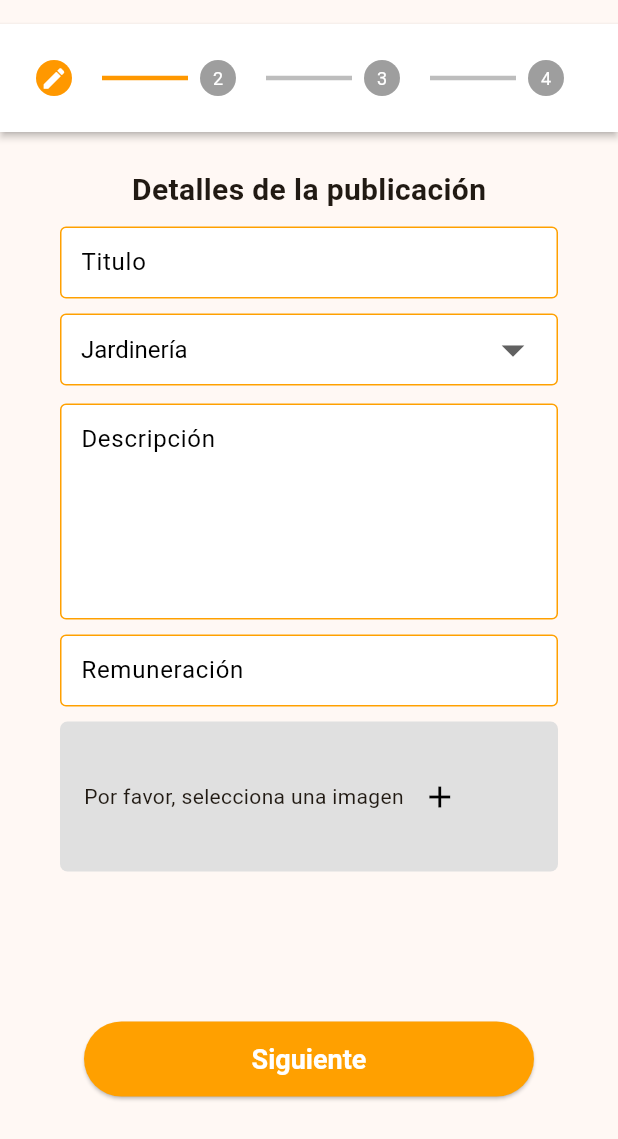
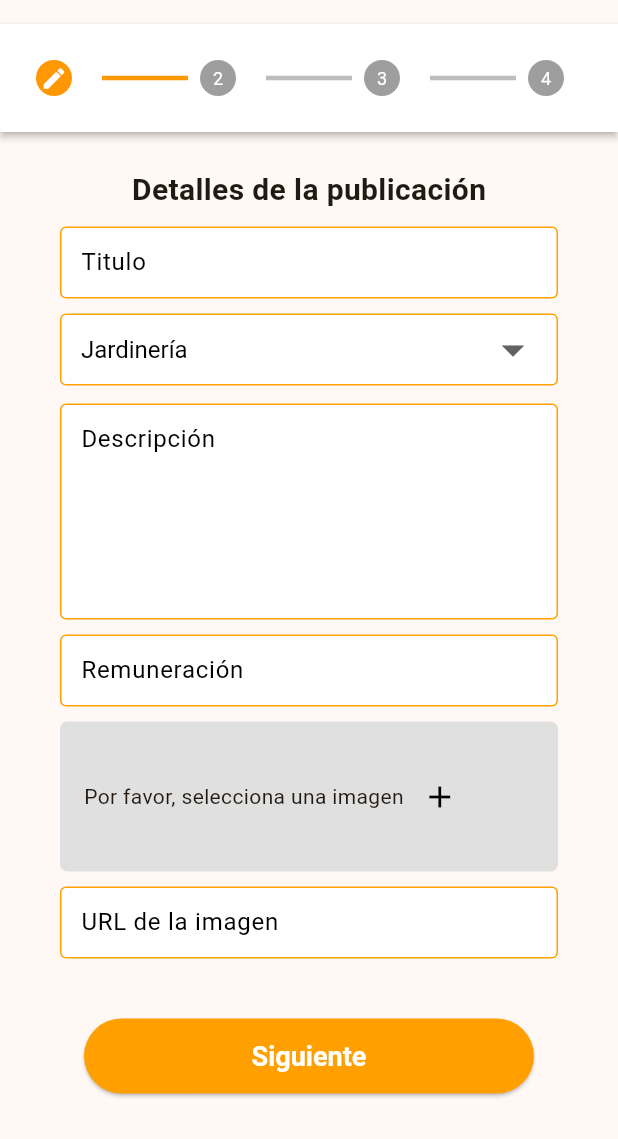
Before and after one commit to Aplicaciones-Moviles-WX61-Group-3/ChambeaPeApp, a Flutter app: the PostCreationWidget screen opened directly, on a phone screen of 412 x 824 dp. Shown: the top 1139 px of the screen. Run offline on Flutter 3.47's test engine with Material 3 defaults, Android fonts, the phone set to English and light mode, and no system bars; our stand-ins replace image_picker.

Commit message:
feat: add post creation model and service

```diff
--- /dev/null
+++ b/lib/model/Post.dart
@@ -0,0 +1,31 @@
+class Post{
+  String title;
+  String description;
+  String subtitle;
+  String imgUrl;
+
+  Post({
+    required this.title,
+    required this.description,
+    required this.subtitle,
+    required this.imgUrl
+  });
+
+  factory Post.fromJson(Map<String, dynamic> json){
+    return Post(
+      title: json['title'],
+      description: json['description'],
+      subtitle: json['subtitle'],
+      imgUrl: json['imgUrl']
+    );
+  }
+
+  Map<String, dynamic> toJson(){
+    return {
+      'title': title,
+      'description': description,
+      'subtitle': subtitle,
+      'imgUrl': imgUrl
+    };
+  }
+}
--- a/lib/modules/3_posts/post_creation_widget.dart
+++ b/lib/modules/3_posts/post_creation_widget.dart
@@ -1,7 +1,15 @@
 import 'dart:io';
 
+import 'package:chambeape/model/Post.dart';
+import 'package:chambeape/services/posts/post_service.dart';
 import 'package:flutter/material.dart';
 import 'package:image_picker/image_picker.dart';
+
+final TextEditingController titleController = TextEditingController();
+final TextEditingController descriptionController = TextEditingController();
+String dropdownCurrValue = 'Jardinería';
+//TEMPORAL
+final TextEditingController imgUrlController = TextEditingController();
 
 class PostCreationWidget extends StatefulWidget {
   const PostCreationWidget({super.key});
@@ -11,6 +19,7 @@ class PostCreationWidget extends StatefulWidget {
 }
 
 class _PostCreationWidgetState extends State<PostCreationWidget> {
+  Future<Post?>? post;
   int currStep = 0;
   final int totalSteps = 4;
 
@@ -33,7 +42,7 @@ class _PostCreationWidgetState extends State<PostCreationWidget> {
                         mainAxisAlignment: MainAxisAlignment.center,
                         children: <Widget>[
                           ElevatedButton(
-                            onPressed: details.onStepContinue,
+                            onPressed: currStep== totalSteps-1 ? createPost() : details.onStepContinue,
                             style: ElevatedButton.styleFrom(
                               backgroundColor: Colors.amber.shade700,
                               foregroundColor: Colors.white,
@@ -43,7 +52,7 @@ class _PostCreationWidgetState extends State<PostCreationWidget> {
                                 fontSize: 18,
                               )
                             ),
-                            child: const Text("Siguiente")
+                            child: currStep == totalSteps-1 ? const Text("Publicar") : const Text("Siguiente")
                             ),
                           // ElevatedButton(
                           //   onPressed: details.onStepCancel,
@@ -62,25 +71,25 @@ class _PostCreationWidgetState extends State<PostCreationWidget> {
                       Step(
                         isActive: currStep >= 0,
                         title: const SizedBox(width: 0),
-                        content: DetailsStepWidget(),
+                        content: const DetailsStepWidget(),
                         state: switchStepState(0)
                         ),
                       Step(
                         isActive: currStep >= 1,
                         title: const SizedBox(width: 0),
-                        content: LocationStepWidget(),
+                        content: const LocationStepWidget(),
                         state: switchStepState(1)
                       ),
                       Step(
                         isActive: currStep >= 2,
                         title: const SizedBox(width: 0),
-                        content: SettingsStepWidget(),
+                        content: const SettingsStepWidget(),
                         state: switchStepState(2)
                       ),
                       Step(
                         isActive: currStep >= 3,
                         title: const SizedBox(width: 0),
-                        content: ConfirmStepWidget(),
+                        content: const ConfirmStepWidget(),
                         state: switchStepState(3)
                       )
                     ],
@@ -119,6 +128,11 @@ class _PostCreationWidgetState extends State<PostCreationWidget> {
       return StepState.editing;
     }
   }
+
+  createPost() {
+    final PostService postService = PostService();
+    post = postService.createPost(titleController.text, descriptionController.text, dropdownCurrValue, imgUrlController.text);
+  }
 }
 
 class DetailsStepWidget extends StatefulWidget {
@@ -129,9 +143,8 @@ class DetailsStepWidget extends StatefulWidget {
 }
 
 class _DetailsStepWidgetState extends State<DetailsStepWidget> {
-  final TextEditingController titleController = TextEditingController();
+
   final TextEditingController retributionController = TextEditingController();
-  String dropdownCurrValue = 'Jardinería';
 
   File? selectedImage;
   Future getImage() async{
@@ -234,6 +247,7 @@ class _DetailsStepWidgetState extends State<DetailsStepWidget> {
               ),
             ),
             TextField(
+              controller: descriptionController,
               maxLines: null,
               keyboardType: TextInputType.multiline,
               minLines: 5,
@@ -300,8 +314,26 @@ class _DetailsStepWidgetState extends State<DetailsStepWidget> {
               ),
 
             ),
-              const SizedBox(height: 100,),
-              //
+              const SizedBox(height: 10,),
+              TextField(
+              controller: imgUrlController,
+              style: const TextStyle(color: Colors.black),
+              decoration: InputDecoration(
+                labelText: 'URL de la imagen',
+                labelStyle: const TextStyle(color: Colors.black),
+                contentPadding: const EdgeInsets.fromLTRB(10.0, 12.0, 10.0, 12.0),
+                border: const OutlineInputBorder(),
+                fillColor: Colors.white,
+                filled: true,
+                focusedBorder: OutlineInputBorder(
+                  borderSide: BorderSide(color: Colors.amber.shade700),
+                ),
+                enabledBorder: OutlineInputBorder(
+                  borderSide: BorderSide(color: Colors.amber.shade700),
+                ),
+              ),
+            ),
+            const SizedBox(height: 40,),
 
           ],
         ),
```
Also changed, not shown: lib/services/posts/post_service.dart (added, +32 -0 lines).
